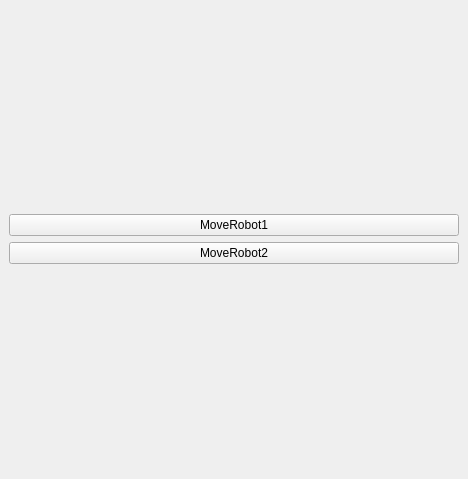
Above: src/PRM.ui from RoVi2/PRM before the change. Below: the same form after it.
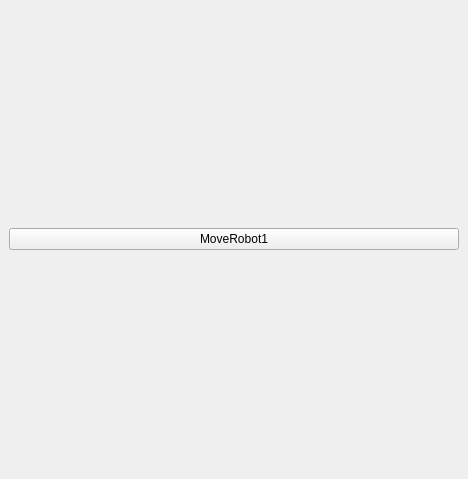
That is the form after the change.

Diff of the .ui file:
```diff
--- a/src/PRM.ui
+++ b/src/PRM.ui
@@ -24,13 +24,6 @@
         </property>
        </widget>
       </item>
-      <item>
-       <widget class="QPushButton" name="_btn1">
-        <property name="text">
-         <string>MoveRobot2</string>
-        </property>
-       </widget>
-      </item>
      </layout>
     </item>
    </layout>
```
Left out of the diff: 2 changed lines with no effect on the pictures.
